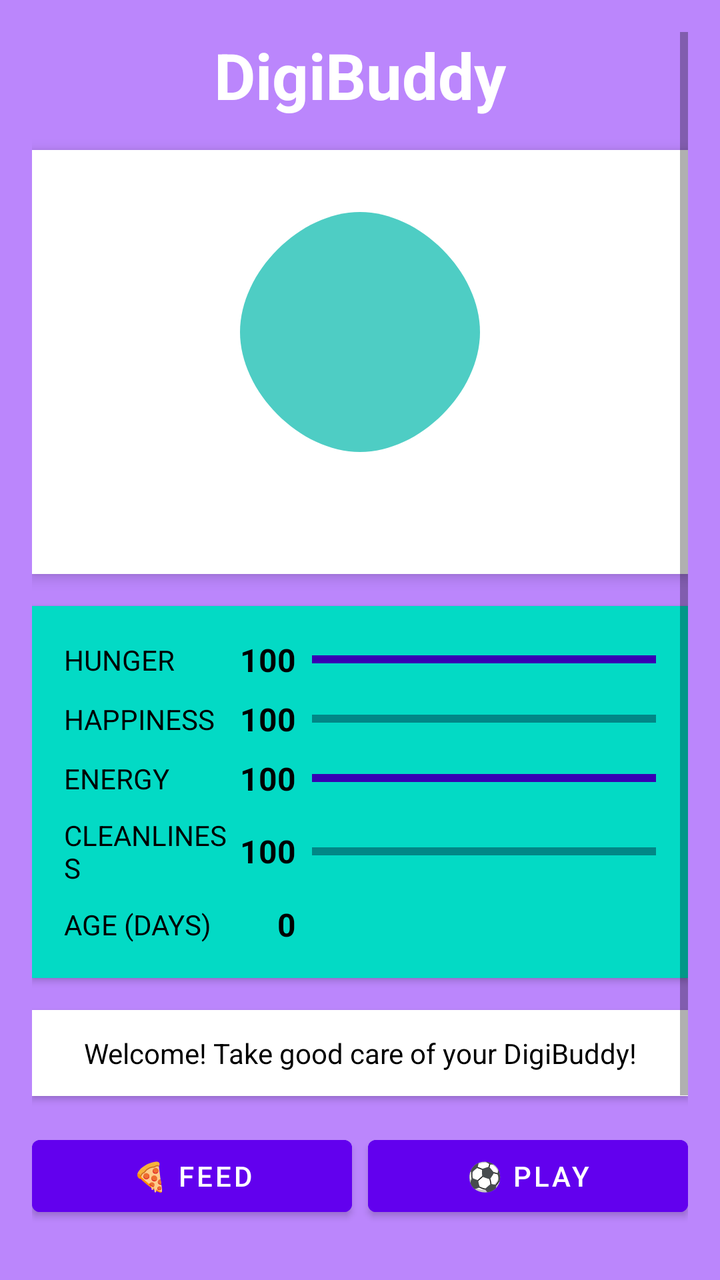
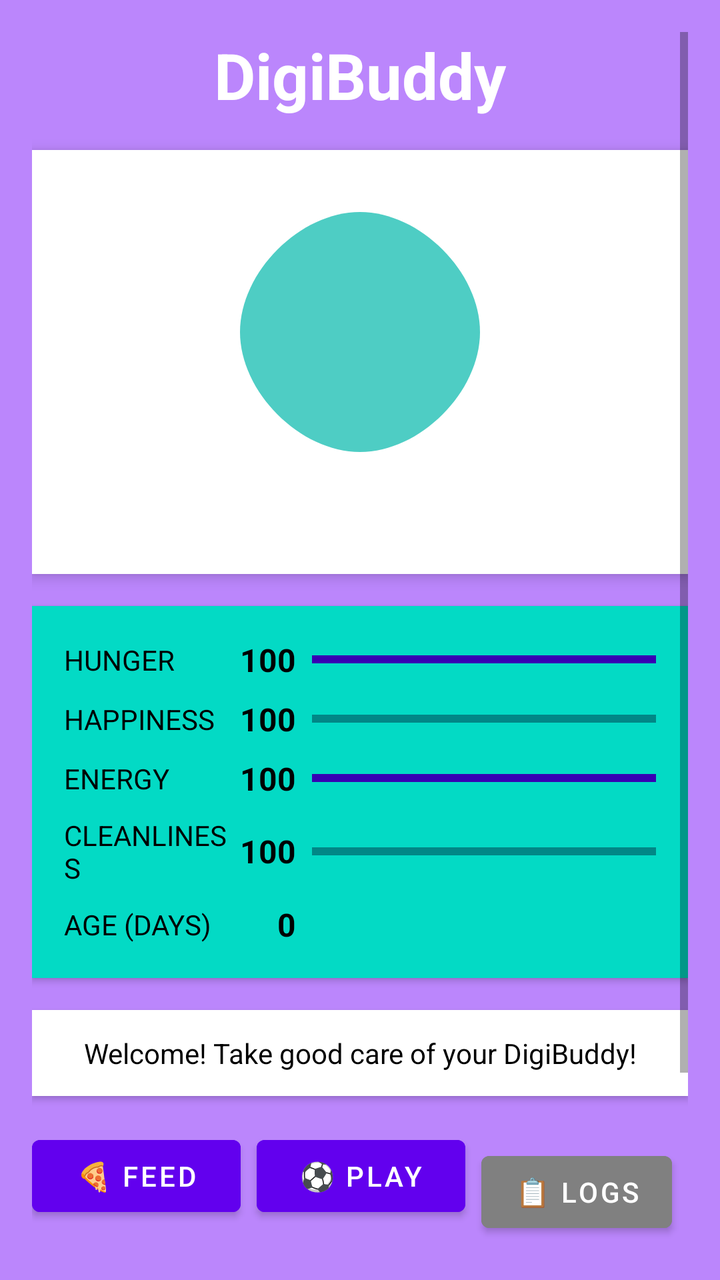

Before-and-after screenshots of an Android layout around one commit, followed by the original layout XML and the change that was made.
<!-- AndroidManifest.xml: application theme Theme.DigiBuddy -->
<!-- res/layout/activity_main.xml -->
<?xml version="1.0" encoding="utf-8"?>
<ScrollView xmlns:android="http://schemas.android.com/apk/res/android"
    android:layout_width="match_parent"
    android:layout_height="match_parent"
    android:padding="16dp"
    android:background="@color/purple_200">

    <LinearLayout
        android:layout_width="match_parent"
        android:layout_height="wrap_content"
        android:orientation="vertical">

        
        <TextView
            android:layout_width="match_parent"
            android:layout_height="wrap_content"
            android:text="DigiBuddy"
            android:textSize="32sp"
            android:textStyle="bold"
            android:gravity="center"
            android:textColor="@color/white"
            android:layout_marginBottom="16dp" />

        
        <LinearLayout
            android:layout_width="match_parent"
            android:layout_height="wrap_content"
            android:orientation="vertical"
            android:gravity="center"
            android:background="@color/white"
            android:padding="16dp"
            android:layout_marginBottom="16dp"
            android:elevation="4dp">

            <ImageView
                android:id="@+id/petImage"
                android:layout_width="180dp"
                android:layout_height="180dp"
                android:src="@drawable/ic_pet_egg"
                android:contentDescription="Your DigiBuddy" />

        </LinearLayout>

        
        <LinearLayout
            android:layout_width="match_parent"
            android:layout_height="wrap_content"
            android:orientation="vertical"
            android:background="@color/teal_200"
            android:padding="16dp"
            android:layout_marginBottom="16dp"
            android:elevation="2dp">

            
            <LinearLayout
                android:layout_width="match_parent"
                android:layout_height="wrap_content"
                android:orientation="horizontal"
                android:gravity="center_vertical"
                android:layout_marginBottom="8dp">

                <TextView
                    android:layout_width="0dp"
                    android:layout_height="wrap_content"
                    android:layout_weight="1"
                    android:text="HUNGER"
                    android:textSize="14sp"
                    android:textColor="@color/black" />

                <TextView
                    android:id="@+id/hungerText"
                    android:layout_width="30dp"
                    android:layout_height="wrap_content"
                    android:text="100"
                    android:textSize="16sp"
                    android:textStyle="bold"
                    android:textColor="@color/black"
                    android:gravity="end" />

                <ProgressBar
                    android:id="@+id/hungerBar"
                    style="@style/Widget.AppCompat.ProgressBar.Horizontal"
                    android:layout_width="0dp"
                    android:layout_height="12dp"
                    android:layout_weight="2"
                    android:progress="100"
                    android:progressTint="@color/purple_700"
                    android:layout_marginStart="8dp" />
            </LinearLayout>

            
            <LinearLayout
                android:layout_width="match_parent"
                android:layout_height="wrap_content"
                android:orientation="horizontal"
                android:gravity="center_vertical"
                android:layout_marginBottom="8dp">

                <TextView
                    android:layout_width="0dp"
                    android:layout_height="wrap_content"
                    android:layout_weight="1"
                    android:text="HAPPINESS"
                    android:textSize="14sp"
                    android:textColor="@color/black" />

                <TextView
                    android:id="@+id/happinessText"
                    android:layout_width="30dp"
                    android:layout_height="wrap_content"
                    android:text="100"
                    android:textSize="16sp"
                    android:textStyle="bold"
                    android:textColor="@color/black"
                    android:gravity="end" />

                <ProgressBar
                    android:id="@+id/happinessBar"
                    style="@style/Widget.AppCompat.ProgressBar.Horizontal"
                    android:layout_width="0dp"
                    android:layout_height="12dp"
                    android:layout_weight="2"
                    android:progress="100"
                    android:progressTint="@color/teal_700"
                    android:layout_marginStart="8dp" />
            </LinearLayout>

            
            <LinearLayout
                android:layout_width="match_parent"
                android:layout_height="wrap_content"
                android:orientation="horizontal"
                android:gravity="center_vertical"
                android:layout_marginBottom="8dp">

                <TextView
                    android:layout_width="0dp"
                    android:layout_height="wrap_content"
                    android:layout_weight="1"
                    android:text="ENERGY"
                    android:textSize="14sp"
                    android:textColor="@color/black" />

                <TextView
                    android:id="@+id/energyText"
                    android:layout_width="30dp"
                    android:layout_height="wrap_content"
                    android:text="100"
                    android:textSize="16sp"
                    android:textStyle="bold"
                    android:textColor="@color/black"
                    android:gravity="end" />

                <ProgressBar
                    android:id="@+id/energyBar"
                    style="@style/Widget.AppCompat.ProgressBar.Horizontal"
                    android:layout_width="0dp"
                    android:layout_height="12dp"
                    android:layout_weight="2"
                    android:progress="100"
                    android:progressTint="@color/purple_700"
                    android:layout_marginStart="8dp" />
            </LinearLayout>

            
            <LinearLayout
                android:layout_width="match_parent"
                android:layout_height="wrap_content"
                android:orientation="horizontal"
                android:gravity="center_vertical"
                android:layout_marginBottom="8dp">

                <TextView
                    android:layout_width="0dp"
                    android:layout_height="wrap_content"
                    android:layout_weight="1"
                    android:text="CLEANLINESS"
                    android:textSize="14sp"
                    android:textColor="@color/black" />

                <TextView
                    android:id="@+id/cleanlinessText"
                    android:layout_width="30dp"
                    android:layout_height="wrap_content"
                    android:text="100"
                    android:textSize="16sp"
                    android:textStyle="bold"
                    android:textColor="@color/black"
                    android:gravity="end" />

                <ProgressBar
                    android:id="@+id/cleanlinessBar"
                    style="@style/Widget.AppCompat.ProgressBar.Horizontal"
                    android:layout_width="0dp"
                    android:layout_height="12dp"
                    android:layout_weight="2"
                    android:progress="100"
                    android:progressTint="@color/teal_700"
                    android:layout_marginStart="8dp" />
            </LinearLayout>

            
            <LinearLayout
                android:layout_width="match_parent"
                android:layout_height="wrap_content"
                android:orientation="horizontal"
                android:gravity="center_vertical">

                <TextView
                    android:layout_width="0dp"
                    android:layout_height="wrap_content"
                    android:layout_weight="1"
                    android:text="AGE (DAYS)"
                    android:textSize="14sp"
                    android:textColor="@color/black" />

                
                <TextView
                    android:id="@+id/ageText"
                    android:layout_width="30dp"
                    android:layout_height="wrap_content"
                    android:text="0"
                    android:textSize="16sp"
                    android:textStyle="bold"
                    android:textColor="@color/black"
                    android:gravity="end" />

                
                <LinearLayout
                    android:layout_width="0dp"
                    android:layout_height="wrap_content"
                    android:layout_weight="2"
                    android:orientation="horizontal"
                    android:gravity="center_vertical"
                    android:layout_marginStart="8dp">

                    
                    <TextView
                        android:id="@+id/starInfoText"
                        android:layout_width="wrap_content"
                        android:layout_height="wrap_content"
                        android:text=""
                        android:textSize="12sp"
                        android:textColor="@color/black"
                        android:gravity="center_vertical" />

                    
                    <LinearLayout
                        android:id="@+id/starsContainer"
                        android:layout_width="wrap_content"
                        android:layout_height="wrap_content"
                        android:orientation="horizontal"
                        android:gravity="center_vertical"
                        android:layout_marginStart="4dp">
                        
                    </LinearLayout>
                </LinearLayout>
            </LinearLayout>
        </LinearLayout>

        
        <TextView
            android:id="@+id/messageText"
            android:layout_width="match_parent"
            android:layout_height="wrap_content"
            android:background="@color/white"
            android:padding="12dp"
            android:text="Welcome! Take good care of your DigiBuddy!"
            android:textSize="14sp"
            android:gravity="center"
            android:textColor="@color/black"
            android:layout_marginBottom="16dp"
            android:elevation="2dp" />

        
        <LinearLayout
            android:layout_width="match_parent"
            android:layout_height="wrap_content"
            android:orientation="vertical"
            android:layout_marginBottom="16dp">

            
            <LinearLayout
                android:layout_width="match_parent"
                android:layout_height="wrap_content"
                android:orientation="horizontal"
                android:layout_marginBottom="8dp">

                <Button
                    android:id="@+id/feedButton"
                    android:layout_width="0dp"
                    android:layout_height="wrap_content"
                    android:layout_weight="1"
                    android:layout_marginEnd="4dp"
                    android:text="🍕 FEED"
                    android:textSize="14sp"
                    android:backgroundTint="@color/purple_500" />

                <Button
                    android:id="@+id/playButton"
                    android:layout_width="0dp"
                    android:layout_height="wrap_content"
                    android:layout_weight="1"
                    android:layout_marginStart="4dp"
                    android:text="⚽ PLAY"
                    android:textSize="14sp"
                    android:backgroundTint="@color/purple_500" />
            </LinearLayout>

            
            <LinearLayout
                android:layout_width="match_parent"
                android:layout_height="wrap_content"
                android:orientation="horizontal">

                <Button
                    android:id="@+id/sleepButton"
                    android:layout_width="0dp"
                    android:layout_height="wrap_content"
                    android:layout_weight="1"
                    android:layout_marginEnd="4dp"
                    android:text="😴 SLEEP"
                    android:textSize="14sp"
                    android:backgroundTint="@color/purple_500" />

                <Button
                    android:id="@+id/cleanButton"
                    android:layout_width="0dp"
                    android:layout_height="wrap_content"
                    android:layout_weight="1"
                    android:layout_marginStart="4dp"
                    android:text="🛁 CLEAN"
                    android:textSize="14sp"
                    android:backgroundTint="@color/purple_500" />
            </LinearLayout>
        </LinearLayout>

        
        <Button
            android:id="@+id/resetButton"
            android:layout_width="match_parent"
            android:layout_height="wrap_content"
            android:text="Reset Pet"
            android:backgroundTint="@color/purple_700"
            android:textColor="@color/white" />

    </LinearLayout>
</ScrollView>
<!-- resources referenced by this layout -->
<resources>
  <color name="black">#FF000000</color>
  <color name="purple_200">#FFBB86FC</color>
  <color name="purple_500">#FF6200EE</color>
  <color name="purple_700">#FF3700B3</color>
  <color name="teal_200">#FF03DAC5</color>
  <color name="teal_700">#FF018786</color>
  <color name="white">#FFFFFFFF</color>
  <!-- drawable ic_pet_egg (drawable) -->
  <?xml version="1.0" encoding="utf-8"?>
  <vector xmlns:android="http://schemas.android.com/apk/res/android"
      android:width="24dp"
      android:height="24dp"
      android:viewportWidth="24"
      android:viewportHeight="24">
      <path
          android:fillColor="#4ECDC4"
          android:pathData="M12,2C8,2 4,6 4,10c0,4 4,8 8,8s8,-4 8,-8C20,6 16,2 12,2z"/>
  </vector>
  <style name="Theme.DigiBuddy" parent="Theme.MaterialComponents.DayNight.NoActionBar">
          
          <item name="colorPrimary">@color/purple_500</item>
          <item name="colorPrimaryVariant">@color/purple_700</item>
          <item name="colorOnPrimary">@color/white</item>
  
          
          <item name="colorSecondary">@color/teal_200</item>
          <item name="colorSecondaryVariant">@color/teal_700</item>
          <item name="colorOnSecondary">@color/black</item>
  
          
          <item name="android:windowFullscreen">true</item>
          <item name="android:windowDrawsSystemBarBackgrounds">false</item>
          <item name="android:statusBarColor">@android:color/transparent</item>
          <item name="android:windowLightStatusBar">false</item>
  
          
          <item name="android:windowBackground">@drawable/background_gradient</item>
          <item name="android:navigationBarColor">@color/purple_700</item>
      </style>
  <!-- drawable background_gradient (drawable) -->
  <?xml version="1.0" encoding="utf-8"?>
  <shape xmlns:android="http://schemas.android.com/apk/res/android">
      <gradient
          android:startColor="#6a11cb"
          android:endColor="#2575fc"
          android:angle="135" />
  </shape>
</resources>

<!-- the commit's change to res/layout/activity_main.xml (unified diff, before → after) -->
@@ -305,6 +305,14 @@
                     android:text="⚽ PLAY"
                     android:textSize="14sp"
                     android:backgroundTint="@color/purple_500" />
+
+                <Button
+                    android:id="@+id/debugButton"
+                    android:layout_width="wrap_content"
+                    android:layout_height="wrap_content"
+                    android:text="📋 Logs"
+                    android:backgroundTint="@color/gray"
+                    android:layout_margin="8dp" />
             </LinearLayout>
 
             
<!-- resource entries referenced after the edit -->
@@ -1,6 +1,7 @@
 <!-- resources referenced by this layout -->
 <resources>
   <color name="black">#FF000000</color>
+  <color name="gray">#808080</color>
   <color name="purple_200">#FFBB86FC</color>
   <color name="purple_500">#FF6200EE</color>
   <color name="purple_700">#FF3700B3</color>
